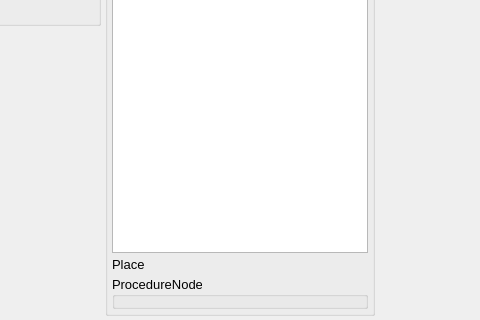
The window that src/gui/configurationtab.ui (disorderedmaterials/dissolve) describes before a commit, drawn with Qt 5; both pictures show x 99 to 579 and y 376 to 696 of the 1254 by 696 pixel window.
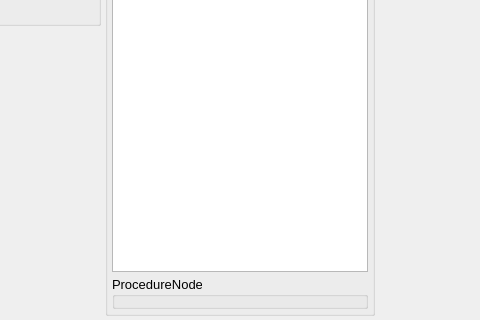
The same window after the commit. Icons and pictures are not drawn. Custom widgets are drawn as their Qt base class.

Commit message: Remove TempLabel

What changed in the file:
```diff
--- a/src/gui/configurationtab.ui
+++ b/src/gui/configurationtab.ui
@@ -669,19 +669,6 @@
         </property>
        </widget>
       </item>
-        <item>
-         <widget class="QLabel" name="TempLabel">
-          <property name="sizePolicy">
-           <sizepolicy hsizetype="Minimum" vsizetype="Preferred">
-            <horstretch>0</horstretch>
-            <verstretch>0</verstretch>
-           </sizepolicy>
-          </property>
-          <property name="text">
-           <string>Place</string>
-          </property>
-         </widget>
-        </item>
      <item>
       <widget class="QGroupBox" name="ProcedureGroup">
        <property name="title">
```
The commit also changes 1 other file.
